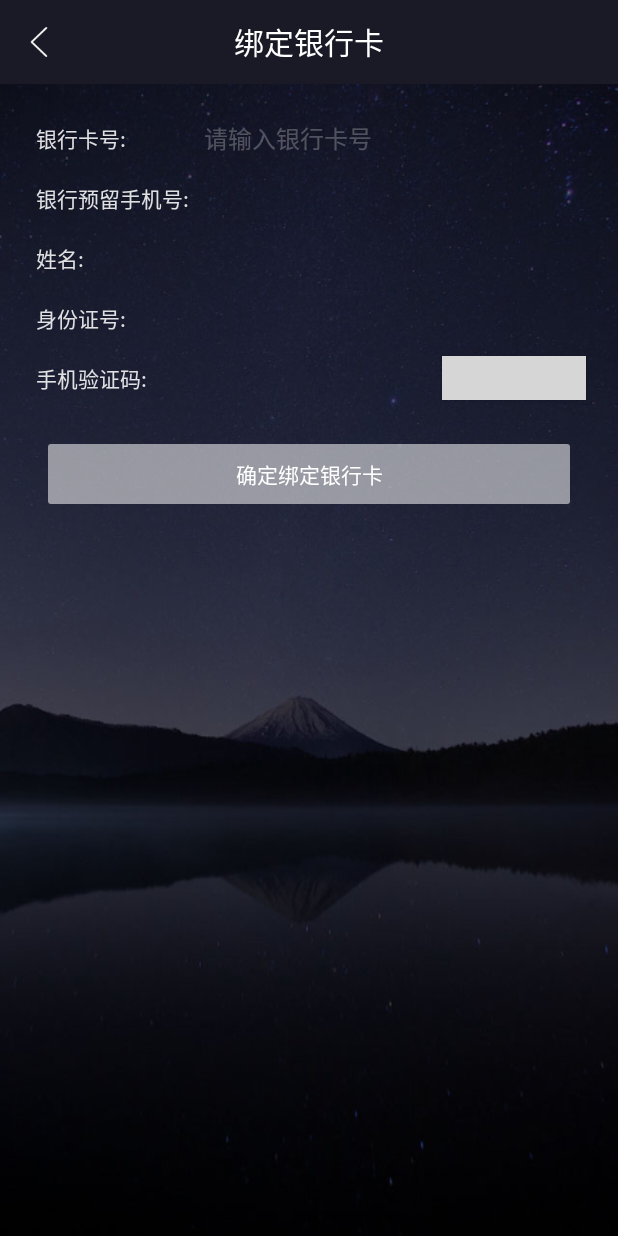
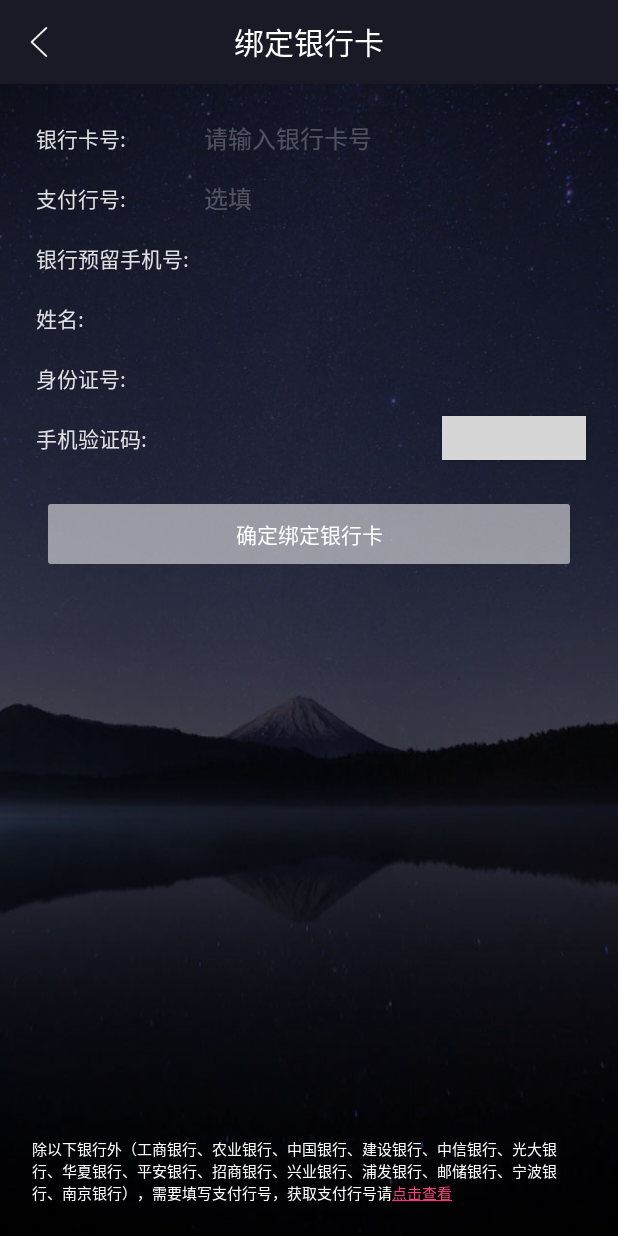
Before and after one commit to zxk901021/RuiDaJinFu, an Android app: the BindCardActivity screen opened directly, with no data from a screen before it, on a phone screen of 412 x 824 dp. Run offline under Robolectric (Android 15) with nearby library versions, the phone set to English and light mode, and no system bars; our stand-ins replace ButterKnife; libraries missing offline, so code that uses them is left out: com.bigkoo.pickerview, rx.android.schedulers, rx.schedulers; 5 statements that could not run were skipped; grey boxes are pictures that could not be loaded.

Commit message:
绑定银行卡修改

```diff
--- a/app/src/main/java/com/daiqile/test/activity/BindCardActivity.java
+++ b/app/src/main/java/com/daiqile/test/activity/BindCardActivity.java
@@ -7,8 +7,12 @@ import android.os.CountDownTimer;
 import android.os.Handler;
 import android.os.Message;
 import android.text.Editable;
+import android.text.SpannableString;
+import android.text.Spanned;
 import android.text.TextUtils;
 import android.text.TextWatcher;
+import android.text.method.LinkMovementMethod;
+import android.text.style.ClickableSpan;
 import android.util.Log;
 import android.view.View;
 import android.widget.Button;
@@ -23,7 +27,6 @@ import com.daiqile.test.R;
 import com.daiqile.test.base.BaseActivity;
 import com.daiqile.test.http.HttpPostUtil;
 import com.daiqile.test.model.BankCardBean;
-import com.daiqile.test.model.BindResult;
 import com.daiqile.test.model.City;
 import com.daiqile.test.model.Country;
 import com.daiqile.test.model.Province;
@@ -83,6 +86,10 @@ public class BindCardActivity extends BaseActivity {
     EditText verifyCode;
     @BindView(R.id.send_verify_code)
     Button sendVerify;
+    @BindView(R.id.et_bank_number)
+    EditText bankNumberEd;
+    @BindView(R.id.tips)
+    TextView tips;
 
     private Activity mActivity;
     private MyApplication application;
@@ -119,6 +126,10 @@ public class BindCardActivity extends BaseActivity {
     private String bankCode;
     private String cardType;
     private String account;
+    private String phone;
+    private String tipsStr = "除以下银行外（工商银行、农业银行、中国银行、建设银行、中信银行、光大银行、华夏银行、平安银行、招商银行、兴业银行、浦发银行、邮储银行、宁波银行、南京银行），需要填写支付行号，获取支付行号请点击查看";
+    private String bankNumber;
+    private String bindCardResult;
 
     @Override
     public void init() {
@@ -128,6 +139,19 @@ public class BindCardActivity extends BaseActivity {
         cityOptions = new OptionsPickerView(mActivity);
         countryOptions = new OptionsPickerView(mActivity);
         bankOptions = new OptionsPickerView(mActivity);
+        SpannableString ss = new SpannableString(tipsStr);
+        ss.setSpan(new ClickableSpan() {
+            @Override
+            public void onClick(View widget) {
+                Intent intent = new Intent(BindCardActivity.this, WebViewActivity.class);
+                intent.putExtra("mode", 100);
+                intent.putExtra("title", "支付行号");
+                intent.putExtra("url", "https://m.so.com/index.php?a=newTranscode&u=http%3A%2F%2Fwww.tui78.com%2Fbank%2F&m=d390f4d2c51cb5ea376a8a323eb668da39c48d25&q=%E6%94%AF%E4%BB%98%E8%A1%8C%E5%8F%B7%E6%9F%A5%E8%AF%A2&sid=d2432d96fd09e5f77c150f3e91b70687");
+                startActivity(intent);
+            }
+        }, tipsStr.length() - 4, tipsStr.length(), Spanned.SPAN_EXCLUSIVE_EXCLUSIVE);
+        tips.setText(ss);
+        tips.setMovementMethod(LinkMovementMethod.getInstance());
 
         etCity.setVisibility(View.INVISIBLE);
         etCountry.setVisibility(View.INVISIBLE);
@@ -244,7 +268,11 @@ public class BindCardActivity extends BaseActivity {
             ToastUtil.showToast(mActivity, "手机号码不能为空");
             return;
         }
-        Map<String, String> params = new HashMap<>();
+        final Map<String, String> params = new HashMap<>();
+        bankNumber = bankNumberEd.getText().toString();
+        if (!TextUtils.isEmpty(bankNumber)){
+         params.put("unionBank", bankNumber);
+        }
         params.put("dcode", Constants.DCODE);
         params.put("user_id", String.valueOf(application.mUser.getId()));
         params.put("tranceNum", tranceNum);
@@ -254,33 +282,45 @@ public class BindCardActivity extends BaseActivity {
         params.put("verificationCode", verifyCodes);
         params.put("account", account);
         params.put("phone", phoneStr);
-        application.apiService.bindBankCard(params)
-                .subscribeOn(Schedulers.io())
-                .observeOn(AndroidSchedulers.mainThread())
-                .subscribe(new Subscriber<BindResult>() {
-                    @Override
-                    public void onCompleted() {
-
-                    }
-
-                    @Override
-                    public void onError(Throwable e) {
-                        int i = 1;
-                        i++;
-                        String error = e.getMessage();
-                        Log.e("error", error);
-                    }
-
-                    @Override
-                    public void onNext(BindResult bindResult) {
-                        if (bindResult.getStatus().equals("1")){
-                            ToastUtil.showToast(mActivity, "银行卡绑定成功");
-                            Intent intent = new Intent(mActivity, BankCardActivity.class);
-                            startActivity(intent);
-                            finish();
-                        }else ToastUtil.showToast(mActivity, "银行卡绑定失败");
-                    }
-                });
+        Thread th = new Thread(new Runnable() {
+            @Override
+            public void run() {
+                try {
+                    bindCardResult = HttpPostUtil.bindCard(params);
+                    handler.sendEmptyMessage(3);
+                } catch (Throwable throwable) {
+                    throwable.printStackTrace();
+                }
+            }
+        });
+        th.start();
+//        application.apiService.bindBankCard(params)
+//                .subscribeOn(Schedulers.io())
+//                .observeOn(AndroidSchedulers.mainThread())
+//                .subscribe(new Subscriber<BindResult>() {
+//                    @Override
+//                    public void onCompleted() {
+//
+//                    }
+//
+//                    @Override
+//                    public void onError(Throwable e) {
+//                        int i = 1;
+//                        i++;
+//                        String error = e.getMessage();
+//                        Log.e("error", error);
+//                    }
+//
+//                    @Override
+//                    public void onNext(BindResult bindResult) {
+//                        if (bindResult.getStatus().equals("1")){
+//                            ToastUtil.showToast(mActivity, "银行卡绑定成功");
+//                            Intent intent = new Intent(mActivity, BankCardActivity.class);
+//                            startActivity(intent);
+//                            finish();
+//                        }else ToastUtil.showToast(mActivity, "银行卡绑定失败");
+//                    }
+//                });
 
     }
 
@@ -484,6 +524,7 @@ public class BindCardActivity extends BaseActivity {
                             JSONObject object = new JSONObject(result);
                             if (object!= null){
                                 edPhone.setText(object.getString("phone"));
+                                phone = object.getString("phone");
                                 edName.setText(object.getString("realname"));
                                 idNumber.setText(object.getString("card_id"));
                             }
@@ -508,6 +549,21 @@ public class BindCardActivity extends BaseActivity {
                         e.printStackTrace();
                     }
                     break;
+                case 3:
+                    try {
+                        JSONObject object = new JSONObject(bindCardResult);
+                        if (object.getString("status").equals("1")){
+                            Toast.makeText(mActivity, object.getString("message"), Toast.LENGTH_SHORT).show();
+                            Intent intent = new Intent(mActivity, BankCardActivity.class);
+                            startActivity(intent);
+                            finish();
+                        }else {
+                            Toast.makeText(mActivity, object.getString("message"), Toast.LENGTH_SHORT).show();
+                        }
+                    } catch (JSONException e) {
+                        e.printStackTrace();
+                    }
+                    break;
 
             }
         }
@@ -515,6 +571,10 @@ public class BindCardActivity extends BaseActivity {
 
     private void sendVerifyCode(){
         account = etCardNumber.getText().toString().trim();
+        bankNumber = bankNumberEd.getText().toString();
+        if (TextUtils.isEmpty(bankNumber)){
+            bankNumber = "";
+        }
         if (account.isEmpty()) {
             ToastUtil.showToast(mActivity, "请输入银行账号");
             return;
@@ -523,7 +583,7 @@ public class BindCardActivity extends BaseActivity {
             @Override
             public void run() {
                 try {
-                    resultStr = HttpPostUtil.requestVerify(String.valueOf(application.mUser.getId()), account);
+                    resultStr = HttpPostUtil.requestVerify(String.valueOf(application.mUser.getId()), account, phone, bankNumber);
                     handler.sendEmptyMessage(2);
                 } catch (Throwable throwable) {
                     throwable.printStackTrace();
--- a/app/src/main/res/layout/activity_bind_card.xml
+++ b/app/src/main/res/layout/activity_bind_card.xml
@@ -119,6 +119,30 @@
                 android:background="@null"
                 android:hint="请输入银行卡号"
                 android:inputType="number"
+                android:paddingLeft="16dp"
+                style="@style/MyEditText"/>
+        </LinearLayout>
+        <LinearLayout
+            android:layout_width="match_parent"
+            android:layout_height="40dp"
+            android:gravity="center_vertical"
+            android:orientation="horizontal">
+
+            <TextView
+                android:layout_width="wrap_content"
+                android:layout_height="wrap_content"
+                android:layout_marginLeft="8dp"
+                android:text="支付行号:"
+                style="@style/MyTextView"
+                android:id="@+id/bank_number"
+                android:minEms="6"/>
+
+            <EditText
+                android:id="@+id/et_bank_number"
+                android:layout_width="match_parent"
+                android:layout_height="match_parent"
+                android:background="@null"
+                android:hint="选填"
                 android:paddingLeft="16dp"
                 style="@style/MyEditText"/>
         </LinearLayout>
@@ -264,6 +288,20 @@
             android:layout_marginTop="24dp"
             style="@style/MyButton2"
             android:enabled="false"/>
+        <Space
+            android:layout_width="match_parent"
+            android:layout_height="wrap_content"
+            android:layout_weight="1"/>
+
+        <TextView
+            android:id="@+id/tips"
+            android:layout_width="match_parent"
+            android:layout_height="wrap_content"
+            android:textColor="@color/material_white"
+            android:textSize="10sp"
+            android:layout_gravity="bottom"
+            android:gravity="bottom"
+            android:padding="5dp"/>
     </LinearLayout>
 
 </LinearLayout>
```
Also changed, not shown: app/src/main/java/com/daiqile/test/activity/LoginActivity.java (+1 -0 lines), app/src/main/java/com/daiqile/test/activity/WebViewActivity.java (+5 -1 lines), app/src/main/java/com/daiqile/test/http/HttpPostUtil.java (+59 -2 lines).
